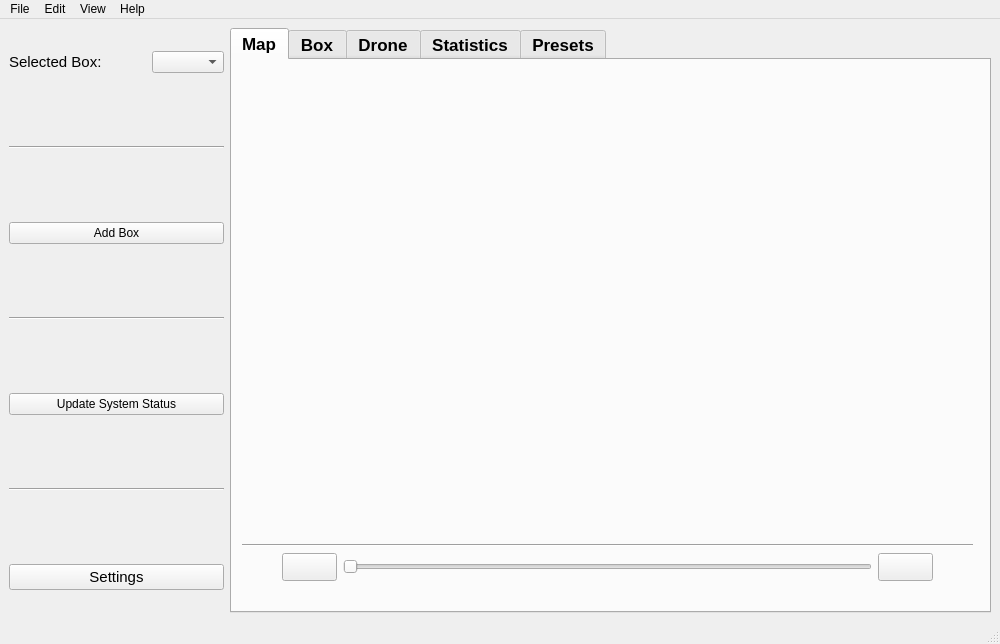
Above: ros2_ws/src/hmi/ui/mainwindow.ui from Samwise101/EiRT-AscenD-Robotics before the change. Below: the same form after it.
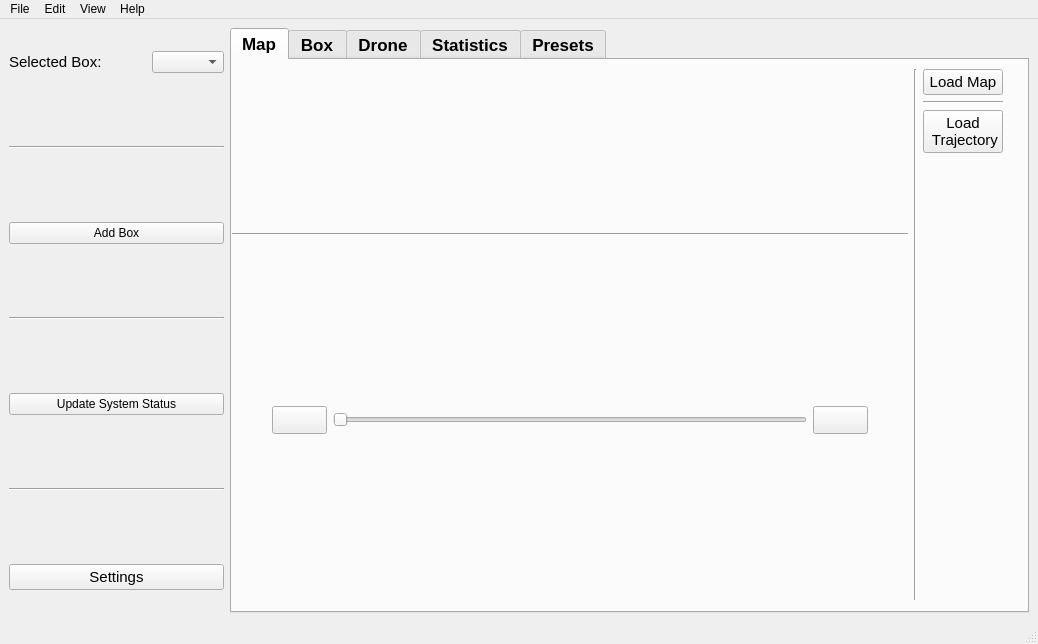
That is the form after the change. The open tabs and pages were chosen to show the change. Icons and pictures are not drawn.

Commit message: Start of trajectory visualization code

```diff
--- a/ros2_ws/src/hmi/ui/mainwindow.ui
+++ b/ros2_ws/src/hmi/ui/mainwindow.ui
@@ -6,7 +6,7 @@
    <rect>
     <x>0</x>
     <y>0</y>
-    <width>975</width>
+    <width>1038</width>
     <height>644</height>
    </rect>
   </property>
@@ -156,23 +156,17 @@
            <widget class="QWidget" name="verticalLayoutWidget">
             <property name="geometry">
              <rect>
-              <x>10</x>
-              <y>10</y>
-              <width>731</width>
-              <height>511</height>
+              <x>0</x>
+              <y>9</y>
+              <width>771</width>
+              <height>531</height>
              </rect>
             </property>
-            <layout class="QVBoxLayout" name="map_layout" stretch="10,0,0">
+            <layout class="QHBoxLayout" name="horizontalLayout_8">
              <item>
-              <layout class="QGridLayout" name="map_frame_layout">
-               <item row="1" column="1">
-                <widget class="QLabel" name="label_6">
-                 <property name="text">
-                  <string/>
-                 </property>
-                </widget>
-               </item>
-              </layout>
+              <layout class="QVBoxLayout" name="map_layout" stretch="0,0,0">
+               <item>
+                <layout class="QVBoxLayout" name="verticalLayout_6"/>
              </item>
              <item>
               <widget class="Line" name="line_13">
@@ -247,6 +241,68 @@
               </layout>
              </item>
             </layout>
+             </item>
+             <item>
+              <widget class="Line" name="line_21">
+               <property name="orientation">
+                <enum>Qt::Vertical</enum>
+               </property>
+              </widget>
+             </item>
+             <item>
+              <layout class="QVBoxLayout" name="verticalLayout_3">
+               <item>
+                <widget class="QPushButton" name="loadMapButton">
+                 <property name="font">
+                  <font>
+                   <pointsize>11</pointsize>
+                   <weight>50</weight>
+                   <bold>false</bold>
+                  </font>
+                 </property>
+                 <property name="text">
+                  <string>Load Map</string>
+                 </property>
+                </widget>
+               </item>
+               <item>
+                <widget class="Line" name="line_22">
+                 <property name="orientation">
+                  <enum>Qt::Horizontal</enum>
+                 </property>
+                </widget>
+               </item>
+               <item>
+                <widget class="QPushButton" name="loadTrajectoryButton">
+                 <property name="font">
+                  <font>
+                   <pointsize>11</pointsize>
+                   <weight>50</weight>
+                   <bold>false</bold>
+                  </font>
+                 </property>
+                 <property name="text">
+                  <string>Load
+ Trajectory</string>
+                 </property>
+                </widget>
+               </item>
+               <item>
+                <spacer name="verticalSpacer">
+                 <property name="orientation">
+                  <enum>Qt::Vertical</enum>
+                 </property>
+                 <property name="sizeHint" stdset="0">
+                  <size>
+                   <width>20</width>
+                   <height>40</height>
+                  </size>
+                 </property>
+                </spacer>
+               </item>
+              </layout>
+             </item>
+            </layout>
            </widget>
           </widget>
           <widget class="QWidget" name="box_tab">
@@ -968,7 +1024,7 @@
     <rect>
      <x>0</x>
      <y>0</y>
-     <width>975</width>
+     <width>1038</width>
      <height>22</height>
     </rect>
    </property>
```
Left out of the diff: 106 changed lines with no effect on the pictures. Lines whose indentation alone changed are shown as unchanged. The commit also changes 11 other files.
